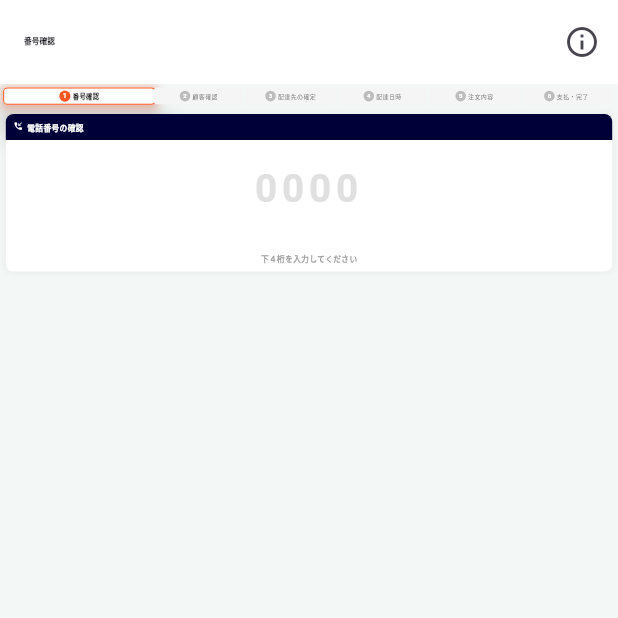
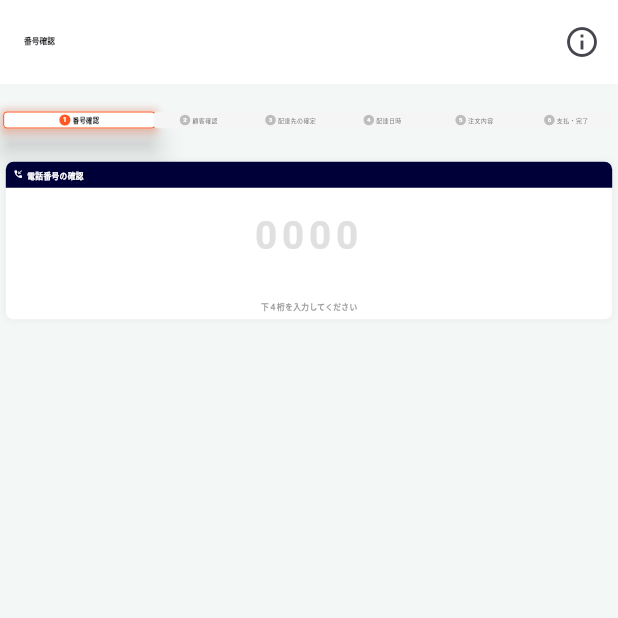
Before and after one commit to shohei-onoue/katura_system, a Flutter app: the screen it shows after launch, in the side drawer, after a tap on the "info outline" icon, on a phone screen of 412 x 824 dp, the top half of it. Run offline on Flutter 3.47's test engine with Material 3 defaults, Android fonts, the phone set to English and light mode, and no system bars; our stand-ins replace cloud_firestore, firebase_core, firebase_storage, fl_chart, google_maps_flutter, image_picker and 5 more; missing offline and left inert: google_mlkit_digital_ink_recognition, sqlite3; accounts and stored records are empty.

Commit message:
9/2_18:35

```diff
--- a/lib/main.dart
+++ b/lib/main.dart
@@ -1,4 +1,5 @@
 import 'dart:async';
+import 'package:flutter/foundation.dart' show kIsWeb;
 import 'package:flutter/material.dart';
 import 'package:firebase_core/firebase_core.dart';
 import 'package:cloud_firestore/cloud_firestore.dart';
@@ -15,12 +16,14 @@ void main() async {
     options: DefaultFirebaseOptions.currentPlatform,
   );
 
-  // Firestoreの設定（Web版の接続安定化）
+  // Firestoreの設定
+  // Web版は接続安定性のため従来どおり永続化を無効化。
+  // モバイル(実機)はオフラインキャッシュを有効化し、画面再訪時の再取得を高速化する。
   FirebaseFirestore.instanceFor(
     app: Firebase.app(),
     databaseId: 'katura-system-database',
-  ).settings = const Settings(
-    persistenceEnabled: false,
+  ).settings = Settings(
+    persistenceEnabled: !kIsWeb,
     sslEnabled: true,
   );
 
--- a/lib/screens/ingredient_master_screen.dart
+++ b/lib/screens/ingredient_master_screen.dart
@@ -27,7 +27,7 @@ class _IngredientMasterScreenState extends State<IngredientMasterScreen> {
 
   Future<void> _load() async {
     try {
-      final data = await _ingredientService.getAll();
+      final data = await _ingredientService.getAll(forceRefresh: true);
       if (!mounted) return;
       setState(() {
         _ingredients = data;
--- a/lib/screens/menu_master_screen.dart
+++ b/lib/screens/menu_master_screen.dart
@@ -37,8 +37,8 @@ class _MenuMasterScreenState extends State<MenuMasterScreen> {
   Future<void> _loadMenus() async {
     try {
       await _menuService.migrateCategories();
-      final data = await _menuService.getAllMenus();
-      final ingredients = await _ingredientService.getAll();
+      final data = await _menuService.getAllMenus(forceRefresh: true);
+      final ingredients = await _ingredientService.getAll(forceRefresh: true);
       if (!mounted) return;
       setState(() {
         _menus = data;
--- a/lib/services/menu_service.dart
+++ b/lib/services/menu_service.dart
@@ -9,12 +9,21 @@ class MenuService {
       FirebaseFirestore.instanceFor(app: Firebase.app(), databaseId: 'katura-system-database').collection('menu');
   final FirebaseStorage _storage = FirebaseStorage.instance;
 
-  Future<List<MenuModel>> getAllMenus() async {
+  // メニューは変更頻度が低く、複数画面（受注入力・分析・顧客管理）が開くたびに
+  // 全件取得していたためプロセス内でキャッシュする。更新系メソッドで無効化する。
+  static List<MenuModel>? _cache;
+
+  static void invalidateCache() => _cache = null;
+
+  Future<List<MenuModel>> getAllMenus({bool forceRefresh = false}) async {
+    if (!forceRefresh && _cache != null) return _cache!;
     try {
       final snapshot = await _menuCollection.orderBy('category').get();
-      return snapshot.docs
+      final list = snapshot.docs
           .map((doc) => MenuModel.fromMap(doc.data() as Map<String, dynamic>))
           .toList();
+      _cache = list;
+      return list;
     } catch (e) {
       debugPrint('MenuService Error: $e');
       rethrow;
@@ -86,6 +95,7 @@ class MenuService {
         batch.set(docRef, menu.toMap());
       }
       await batch.commit();
+      invalidateCache();
     } catch (e) {
       debugPrint('Seed Error: $e');
     }
@@ -95,6 +105,7 @@ class MenuService {
     String imageUrl = menu.imageUrl;
     if (imageBytes != null) { imageUrl = await uploadMenuImage(menu.id, imageBytes); }
     await _menuCollection.doc(menu.id).set(menu.copyWith(imageUrl: imageUrl).toMap(), SetOptions(merge: true));
+    invalidateCache();
   }
 
   Future<void> createMenu(MenuModel menu, {Uint8List? imageBytes}) async {
@@ -102,9 +113,13 @@ class MenuService {
     String imageUrl = menu.imageUrl;
     if (imageBytes != null) { imageUrl = await uploadMenuImage(docId, imageBytes); }
     await _menuCollection.doc(docId).set(menu.copyWith(id: docId, imageUrl: imageUrl).toMap());
+    invalidateCache();
   }
 
-  Future<void> deleteMenu(String id) async { await _menuCollection.doc(id).delete(); }
+  Future<void> deleteMenu(String id) async {
+    await _menuCollection.doc(id).delete();
+    invalidateCache();
+  }
 
   Future<String> uploadMenuImage(String menuId, Uint8List fileBytes) async {
     final ref = _storage.ref().child('menu_images/$menuId.jpg');
--- a/lib/widgets/k_responsive.dart
+++ b/lib/widgets/k_responsive.dart
@@ -73,6 +73,12 @@ class KR {
 /// 標準フィールド高さ（レスポンシブ換算済み）
 double kFieldHeight(BuildContext context) => KR.rs(context, KR.fieldHeight);
 
+/// ステップタイトルバー(KStepper)とサイドバー見出し帯の共通高さ。
+/// rav はスマホ幅だと極端に縮みタップ領域が不足するため 48 を下限にクランプする。
+/// 両者でこの関数を使うことで、下のコンテンツのY位置が揃う。
+double kStepBarHeight(BuildContext context) =>
+    KR.rav(context, 56).clamp(48.0, 160.0);
+
 /// 短縮関数
 double rf(BuildContext context, double baseSize) => KR.rf(context, baseSize);
 double rs(BuildContext context, double baseSize) => KR.rs(context, baseSize);
--- a/lib/widgets/k_stepper.dart
+++ b/lib/widgets/k_stepper.dart
@@ -20,11 +20,17 @@ class KStepper extends StatelessWidget {
   @override
   Widget build(BuildContext context) {
     return Container(
-      padding: EdgeInsets.symmetric(vertical: rav(context, 4), horizontal: rav(context, 12)),
+      padding: EdgeInsets.symmetric(horizontal: rav(context, 12)),
       decoration: const BoxDecoration(
         color: Colors.transparent, // 背景を透明にしてカードの影を際立たせる
       ),
-      child: Row(
+      // タップ領域の高さを確保する（サイドバー見出し帯と共通の kStepBarHeight）。
+      // 各セルをストレッチして GestureDetector がカード周囲の余白まで覆うようにし、
+      // 見た目のカードは Center で従来サイズのまま中央に配置（デザインは不変）。
+      child: SizedBox(
+        height: kStepBarHeight(context),
+        child: Row(
+        crossAxisAlignment: CrossAxisAlignment.stretch,
         children: List.generate(steps.length, (index) {
           final isLast = index == steps.length - 1;
           final isClickable = index <= maxReachedStep || (isLast && isFinalStepAvailable);
@@ -37,7 +43,8 @@ class KStepper extends StatelessWidget {
             child: GestureDetector(
               behavior: HitTestBehavior.opaque,
               onTap: isClickable ? () => onStepTapped(index) : null,
-              child: AnimatedScale(
+              child: Center(
+                child: AnimatedScale(
                 scale: isActive ? 1.05 : 1.0,
                 duration: const Duration(milliseconds: 200),
                 child: Container(
@@ -110,10 +117,11 @@ class KStepper extends StatelessWidget {
                     ),
                   ),
                 ),
-              ),
+              )),
             ),
           );
         }),
+        ),
       ),
     );
   }
```
Also changed, not shown: lib/screens/order_form/widgets/order_form_sidebar.dart (+23 -8 lines), lib/screens/order_form/widgets/steps/finalize_step.dart (+18 -21 lines), lib/screens/order_form_screen.dart (+72 -20 lines), lib/services/ingredient_service.dart (+13 -2 lines), lib/widgets/k_point_heatmap.dart (+19 -2 lines).
